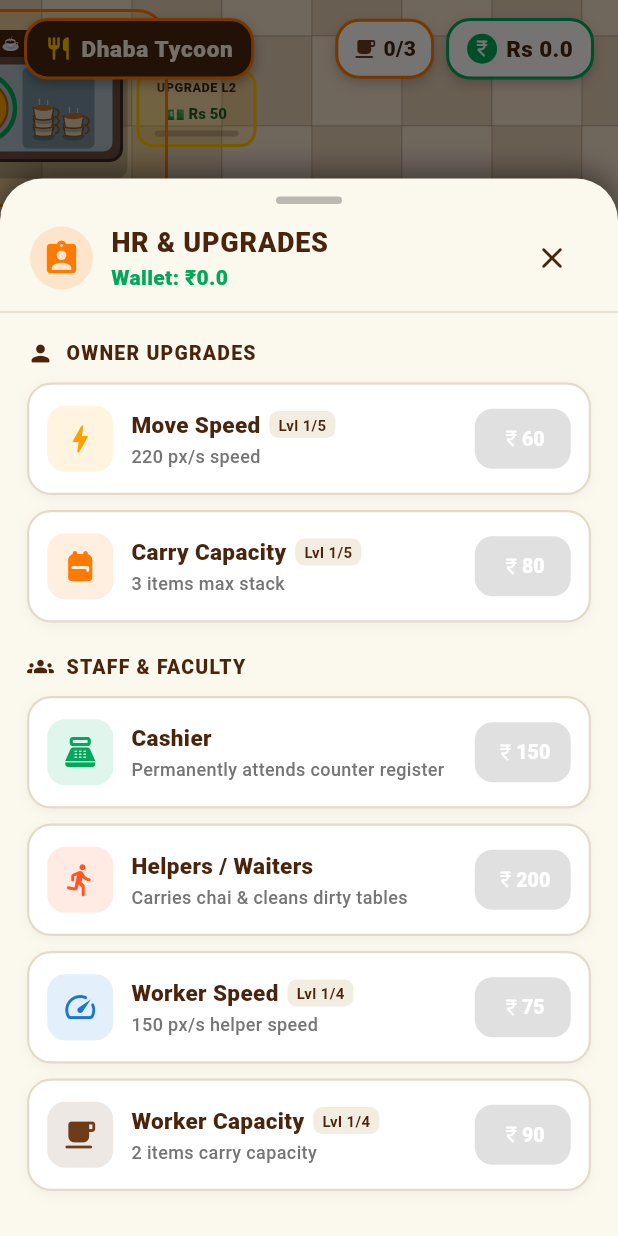
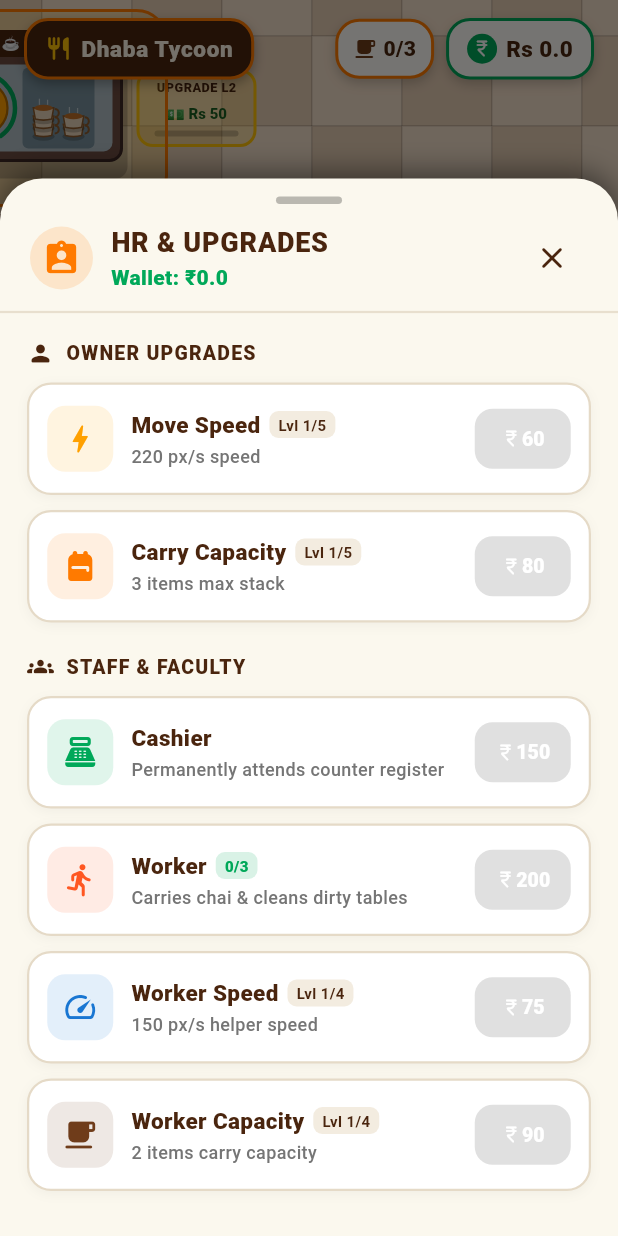
Before and after one commit to mustafa-txlabz/hotel-game, a Flutter app: the screen it shows after launch, after a tap on the "assignment ind" icon, on a phone screen of 412 x 824 dp. Run offline on Flutter 3.47's test engine with Material 3 defaults, Android fonts, the phone set to English and light mode, and no system bars; our stand-ins replace material_ui, shared_preferences.

Commit message:
Configure max 3 workers for Store 1, rename to Worker, and display count 0/3 up to MAX

```diff
--- a/lib/data/balance.dart
+++ b/lib/data/balance.dart
@@ -26,6 +26,7 @@ class GameBalance {
   static const double dineInTip = 25.0;
 
   // Staff Hiring & HR Upgrades (M6)
+  static const int maxWorkersLevel1 = 3;
   static const double hireCashierCost = 150.0;
   static const double hireHelperBaseCost = 200.0;
   static const double hireHelperCostMultiplier = 1.6;
--- a/lib/engine/game_world.dart
+++ b/lib/engine/game_world.dart
@@ -162,7 +162,7 @@ class GameWorld {
         id: 'hire_helper',
         type: PadType.floorUnlock,
         position: Vector2(660.0, 480.0),
-        title: 'HELPER',
+        title: 'WORKER',
         totalCost: GameBalance.hireHelperBaseCost,
         onUnlocked: () {
           hireHelper(free: true);
@@ -545,12 +545,21 @@ class GameWorld {
     return true;
   }
 
+  int get maxWorkers => GameBalance.maxWorkersLevel1;
+  bool get canHireWorker => workerCount < maxWorkers;
+  bool get canHireHelper => canHireWorker;
+  bool get canHireChotu => canHireWorker;
+
   double get nextHelperCost =>
       GameBalance.hireHelperBaseCost *
       math.pow(GameBalance.hireHelperCostMultiplier, helperCount);
   double get nextChotuCost => nextHelperCost;
+  double get nextWorkerCost => nextHelperCost;
+
+  bool hireWorker({bool free = false}) => hireHelper(free: free);
 
   bool hireHelper({bool free = false}) {
+    if (!canHireWorker) return false;
     final cost = nextHelperCost;
     if (!free && rupees < cost) return false;
     if (!free) rupees -= cost;
@@ -563,7 +572,7 @@ class GameWorld {
 
     final helper = StaffEntity(
       id: nextStaffId++,
-      name: 'Helper ${helperCount + 1}',
+      name: 'Worker ${helperCount + 1}',
       role: StaffRole.helper,
       startPosition: startPos,
       speed: currentWorkerSpeed,
@@ -585,7 +594,7 @@ class GameWorld {
     floatingTexts.add(
       FloatingTextEntity(
         position: Vector2(helper.position.x, helper.position.y - 25.0),
-        text: 'HELPER HIRED! 🏃',
+        text: 'WORKER HIRED! 🏃',
       ),
     );
     return true;
--- a/lib/ui/overlays/hr_upgrade_sheet.dart
+++ b/lib/ui/overlays/hr_upgrade_sheet.dart
@@ -184,20 +184,20 @@ class _HrUpgradeSheetState extends State<HrUpgradeSheet> {
                   ),
                   const SizedBox(height: 10),
 
-                  // Waiter / Helpers Card
+                  // Worker Card
                   _buildStaffCard(
-                    title: 'Helpers / Waiters',
+                    title: 'Worker',
                     subtitle: 'Carries chai & cleans dirty tables',
                     icon: Icons.directions_run_rounded,
                     iconColor: Colors.deepOrange,
                     isHired: false,
-                    hiredLabel: '${world.helperCount} Hired',
-                    cost: world.nextHelperCost,
-                    canAfford: world.rupees >= world.nextHelperCost,
-                    hireButtonLabel: world.helperCount == 0 ? 'HIRE HELPER' : 'HIRE +1 HELPER',
-                    badge: world.helperCount > 0 ? '${world.helperCount} Active' : null,
+                    isMax: !world.canHireWorker,
+                    hiredLabel: '${world.workerCount}/${world.maxWorkers}',
+                    cost: world.nextWorkerCost,
+                    canAfford: world.canHireWorker && world.rupees >= world.nextWorkerCost,
+                    badge: '${world.workerCount}/${world.maxWorkers}',
                     onHire: () {
-                      if (world.hireHelper()) {
+                      if (world.hireWorker()) {
                         widget.controller.tick(0.0);
                         setState(() {});
                       }
@@ -408,8 +408,8 @@ class _HrUpgradeSheetState extends State<HrUpgradeSheet> {
     required double cost,
     required bool canAfford,
     required VoidCallback onHire,
-    String? hireButtonLabel,
     String? badge,
+    bool isMax = false,
   }) {
     return Container(
       padding: const EdgeInsets.all(12),
@@ -483,7 +483,25 @@ class _HrUpgradeSheetState extends State<HrUpgradeSheet> {
             ),
           ),
           const SizedBox(width: 10),
-          if (isHired)
+          if (isMax)
+            Container(
+              padding: const EdgeInsets.symmetric(horizontal: 14, vertical: 8),
+              decoration: BoxDecoration(
+                color: Colors.grey.shade200,
+                borderRadius: BorderRadius.circular(12),
+                border: Border.all(color: Colors.grey.shade400, width: 1.5),
+              ),
+              child: const Text(
+                'MAX',
+                style: TextStyle(
+                  color: Colors.grey,
+                  fontWeight: FontWeight.w900,
+                  fontSize: 12,
+                  letterSpacing: 1,
+                ),
+              ),
+            )
+          else if (isHired)
             Container(
               padding: const EdgeInsets.symmetric(horizontal: 12, vertical: 8),
               decoration: BoxDecoration(
```
Also changed, not shown: 1 other file.
